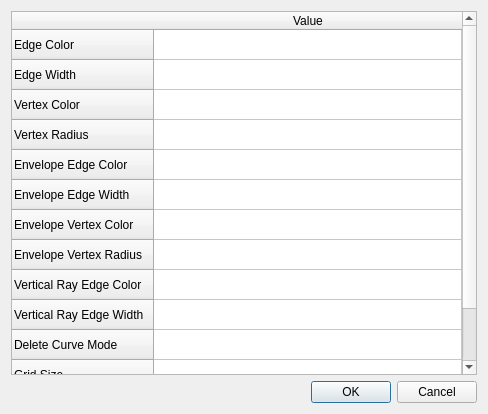
Old version of the form qt/ArrangementDemoPropertiesDialog.ui in the repository oliviertournaire/QLabelling.
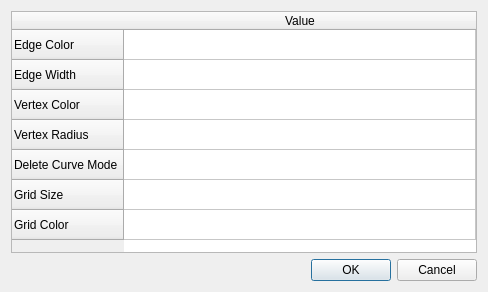
New version of the form. Icons and pictures are not drawn.

Patch:
```diff
--- a/qt/ArrangementDemoPropertiesDialog.ui
+++ b/qt/ArrangementDemoPropertiesDialog.ui
@@ -7,7 +7,7 @@
     <x>0</x>
     <y>0</y>
     <width>488</width>
-    <height>414</height>
+    <height>292</height>
    </rect>
   </property>
   <property name="windowTitle">
@@ -52,36 +52,6 @@
        <string>Vertex Radius</string>
       </property>
      </row>
-     <row>
-      <property name="text">
-       <string>Envelope Edge Color</string>
-      </property>
-     </row>
-     <row>
-      <property name="text">
-       <string>Envelope Edge Width</string>
-      </property>
-     </row>
-     <row>
-      <property name="text">
-       <string>Envelope Vertex Color</string>
-      </property>
-     </row>
-     <row>
-      <property name="text">
-       <string>Envelope Vertex Radius</string>
-      </property>
-     </row>
-     <row>
-      <property name="text">
-       <string>Vertical Ray Edge Color</string>
-      </property>
-     </row>
-     <row>
-      <property name="text">
-       <string>Vertical Ray Edge Width</string>
-      </property>
-     </row>
      <row>
       <property name="text">
        <string>Delete Curve Mode</string>
```
